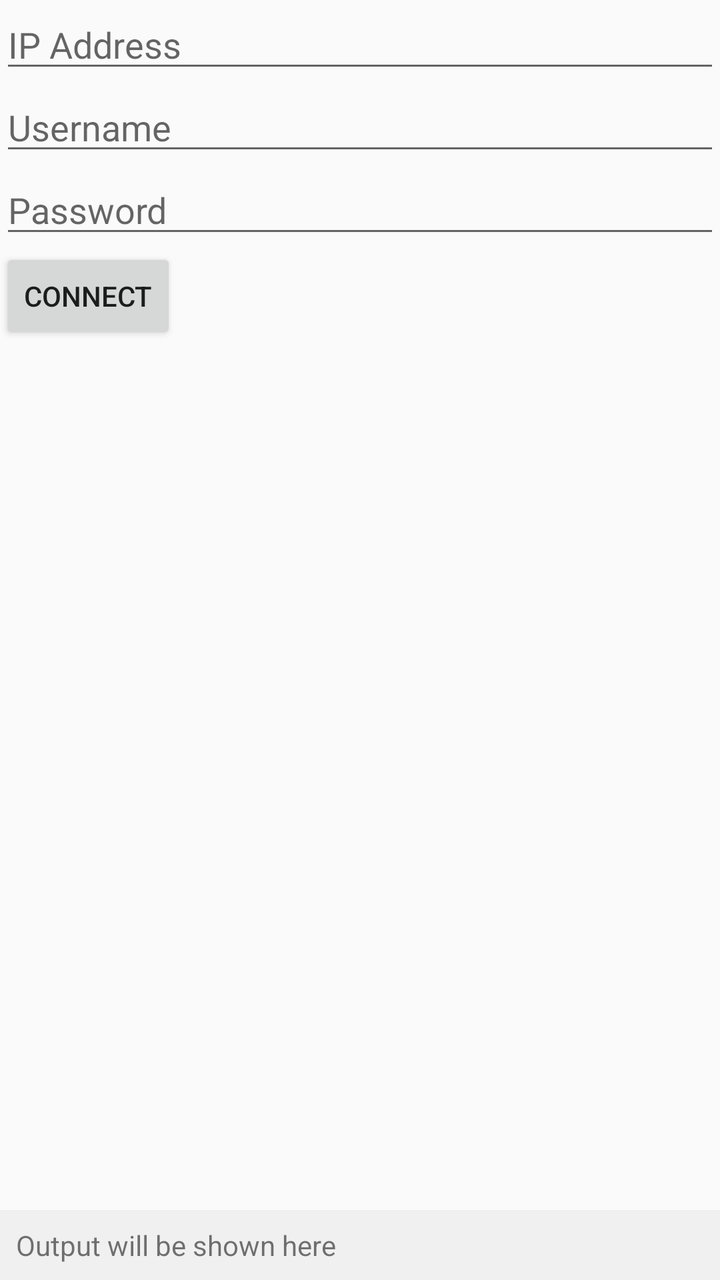
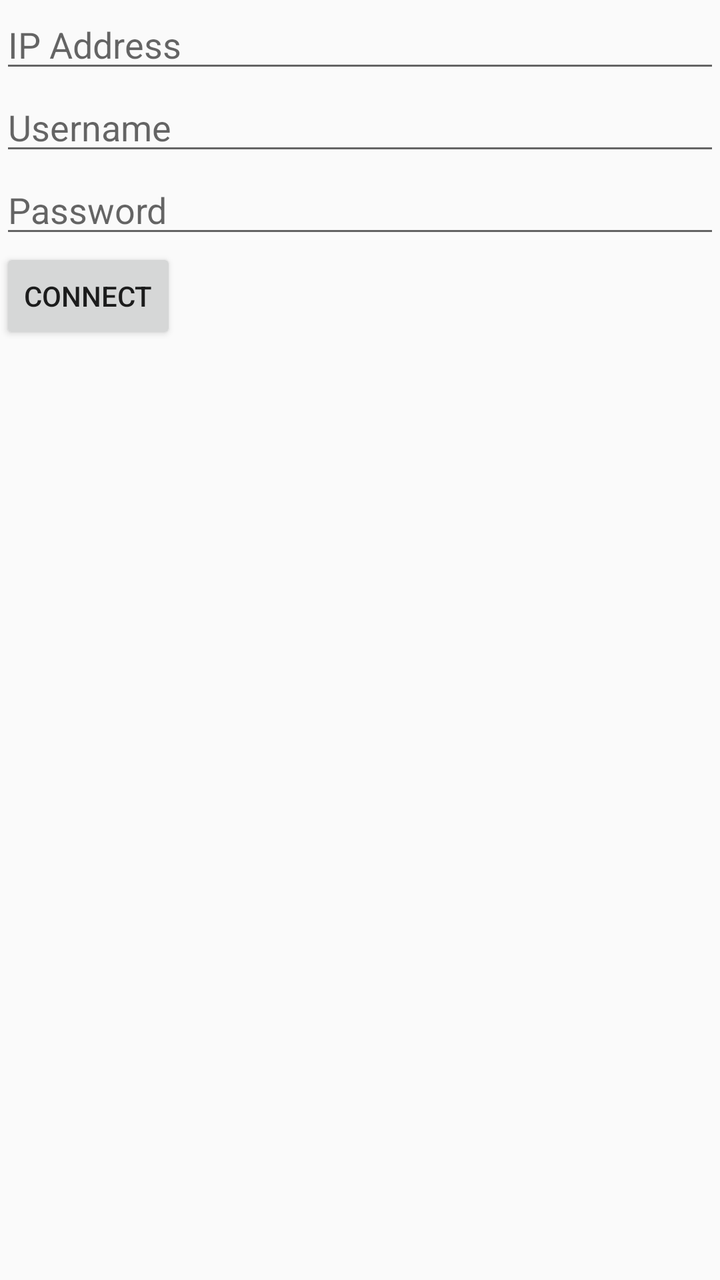

The first picture is an Android layout as it rendered before a commit; the second is the same layout after the commit. The layout source and the unified diff follow.
<!-- AndroidManifest.xml: application theme AppTheme -->
<!-- res/layout/activity_main.xml -->
<RelativeLayout xmlns:android="http://schemas.android.com/apk/res/android"
    xmlns:tools="http://schemas.android.com/tools"
    android:layout_width="match_parent"
    android:layout_height="match_parent"
    tools:context=".MainActivity">

    <EditText
        android:id="@+id/ip_address"
        android:layout_width="match_parent"
        android:layout_height="wrap_content"
        android:hint="IP Address" />

    <EditText
        android:id="@+id/username"
        android:layout_width="match_parent"
        android:layout_height="wrap_content"
        android:layout_below="@id/ip_address"
        android:hint="Username" />

    <EditText
        android:id="@+id/password"
        android:layout_width="match_parent"
        android:layout_height="wrap_content"
        android:layout_below="@id/username"
        android:hint="Password"
        android:inputType="textPassword" />

    <Button
        android:id="@+id/connect_button"
        android:layout_width="wrap_content"
        android:layout_height="wrap_content"
        android:layout_below="@id/password"
        android:text="Connect" />

    <ProgressBar
        android:id="@+id/progress_bar"
        android:layout_width="wrap_content"
        android:layout_height="wrap_content"
        android:layout_below="@id/connect_button"
        android:layout_centerHorizontal="true"
        android:visibility="gone" />

    <androidx.recyclerview.widget.RecyclerView
        android:id="@+id/tools_recycler_view"
        android:layout_width="match_parent"
        android:layout_height="match_parent"
        android:layout_below="@id/progress_bar" />

    <TextView
        android:id="@+id/output"
        android:layout_width="match_parent"
        android:layout_height="wrap_content"
        android:layout_alignParentBottom="true"
        android:text="Output will be shown here"
        android:maxLines="10"
        android:scrollbars="vertical"
        android:background="#f0f0f0"
        android:padding="8dp"/>

</RelativeLayout>
<!-- resources referenced by this layout -->
<resources>
  <style name="AppTheme" parent="Theme.AppCompat.Light.DarkActionBar">
          
          <item name="colorPrimary">@color/colorPrimary</item>
          <item name="colorPrimaryDark">@color/colorPrimaryDark</item>
          <item name="colorAccent">@color/colorAccent</item>
      </style>
  <color name="colorPrimary">#3F51B5</color>
  <color name="colorPrimaryDark">#303F9F</color>
  <color name="colorAccent">#FF4081</color>
</resources>

<!-- the commit's change to res/layout/activity_main.xml (unified diff, before → after) -->
@@ -40,21 +40,55 @@
         android:layout_centerHorizontal="true"
         android:visibility="gone" />
 
+    <LinearLayout
+        android:id="@+id/system_buttons_layout"
+        android:layout_width="match_parent"
+        android:layout_height="wrap_content"
+        android:layout_below="@id/progress_bar"
+        android:gravity="center"
+        android:orientation="horizontal"
+        android:visibility="gone">
+
+        <Button
+            android:id="@+id/update_button"
+            android:layout_width="wrap_content"
+            android:layout_height="wrap_content"
+            android.text="Update" />
+
+        <Button
+            android:id="@+id/upgrade_button"
+            android:layout_width="wrap_content"
+            android:layout_height="wrap_content"
+            android.text="Upgrade" />
+    </LinearLayout>
+
+    <LinearLayout
+        android:id="@+id/manual_command_layout"
+        android:layout_width="match_parent"
+        android:layout_height="wrap_content"
+        android:layout_below="@id/system_buttons_layout"
+        android:orientation="horizontal"
+        android:visibility="gone">
+
+        <EditText
+            android:id="@+id/manual_command"
+            android:layout_width="0dp"
+            android:layout_height="wrap_content"
+            android:layout_weight="1"
+            android:hint="Enter custom command" />
+
+        <Button
+            android:id="@+id/run_manual_command_button"
+            android:layout_width="wrap_content"
+            android:layout_height="wrap_content"
+            android.text="Run" />
+    </LinearLayout>
+
     <androidx.recyclerview.widget.RecyclerView
         android:id="@+id/tools_recycler_view"
         android:layout_width="match_parent"
         android:layout_height="match_parent"
-        android:layout_below="@id/progress_bar" />
-
-    <TextView
-        android:id="@+id/output"
-        android:layout_width="match_parent"
-        android:layout_height="wrap_content"
-        android:layout_alignParentBottom="true"
-        android:text="Output will be shown here"
-        android:maxLines="10"
-        android:scrollbars="vertical"
-        android:background="#f0f0f0"
-        android:padding="8dp"/>
+        android:layout_below="@id/manual_command_layout"
+        android:layout_alignParentBottom="true" />
 
 </RelativeLayout>
